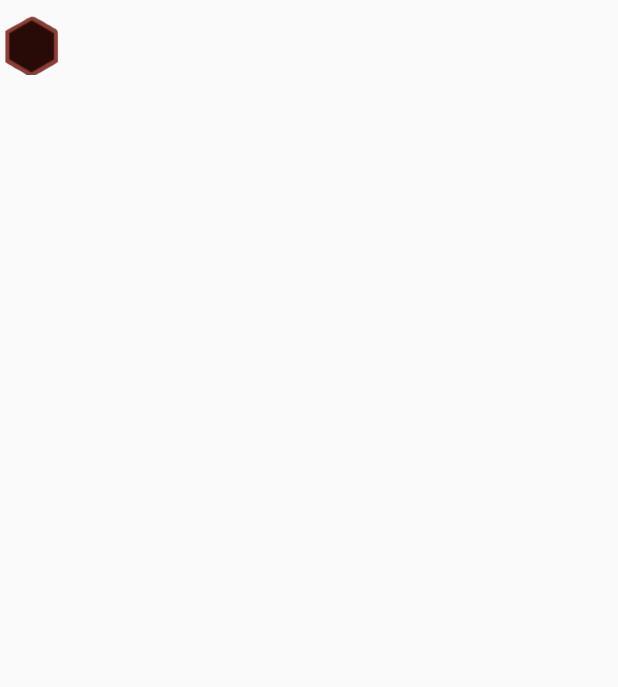
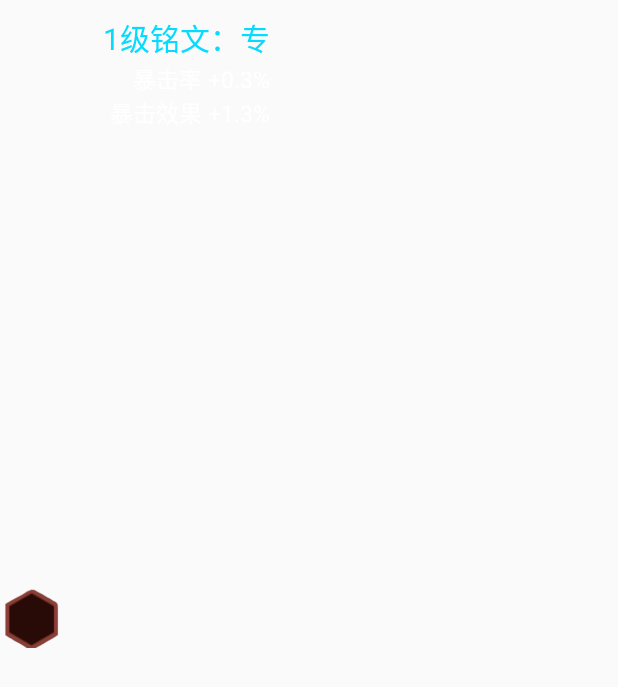
Before and after one commit to chensm9/kingofglory-data-app, an Android app: the layout epigraph_select.xml on its own in the app's theme, with its tools: preview values and no code run, on a phone screen of 412 x 824 dp. Shown: the top 687 px of the screen. Run offline under Robolectric (Android 15) with nearby library versions, the phone set to English and light mode, and no system bars.

Commit message:
user can save epigraph and show attr when select

```diff
--- a/code/heroList/app/src/main/res/layout/epigraph_select.xml
+++ b/code/heroList/app/src/main/res/layout/epigraph_select.xml
@@ -8,14 +8,29 @@
         android:id="@+id/sample"
         android:layout_width="40dp"
         android:layout_height="40dp"
-        define:epigraph_type="red"/>
+        define:epigraph_type="red"
+        define:layout_constraintTop_toTopOf="parent"
+        define:layout_constraintBottom_toBottomOf="parent"/>
     <TextView
-        android:layout_marginLeft="10dp"
+        android:layout_marginLeft="20dp"
         android:id="@+id/name"
         android:layout_width="120dp"
-        android:layout_height="50dp"
+        android:layout_height="25dp"
         android:textColor="#05dbff"
         define:layout_constraintLeft_toRightOf="@id/sample"
-        android:gravity="center_vertical|right"
-       android:textSize="20sp"/>
+        android:gravity="right"
+       android:textSize="20sp"
+        android:text="1级铭文：专注"/>
+    <TextView
+        android:id="@+id/sample_attr"
+        android:layout_width="120dp"
+        android:layout_height="wrap_content"
+        android:text="暴击率 +0.3%\n暴击效果 +1.3%"
+        android:layout_marginLeft="20dp"
+        android:layout_marginTop="5dp"
+        android:textColor="#FFFFFF"
+        define:layout_constraintLeft_toRightOf="@+id/sample"
+        define:layout_constraintTop_toBottomOf="@+id/name"
+        android:gravity="right"
+        android:textSize="15sp"/>
 </android.support.constraint.ConstraintLayout>
```
Also changed, not shown: code/heroList/app/src/main/java/com/example/a17980/herolist/EpigraphActivity.java (+37 -1 lines), code/heroList/app/src/main/java/com/example/a17980/herolist/EpigraphSelectAdapter.java (+21 -0 lines), code/heroList/app/src/main/java/com/example/a17980/herolist/myDB.java (+35 -13 lines), code/heroList/app/src/main/res/layout/epigraph.xml (+18 -6 lines), code/heroList/app/src/main/res/drawable/clear_all.jpg (added), code/heroList/app/src/main/res/drawable/clear_all.png (deleted), code/heroList/app/src/main/res/drawable/save.jpg (added).
